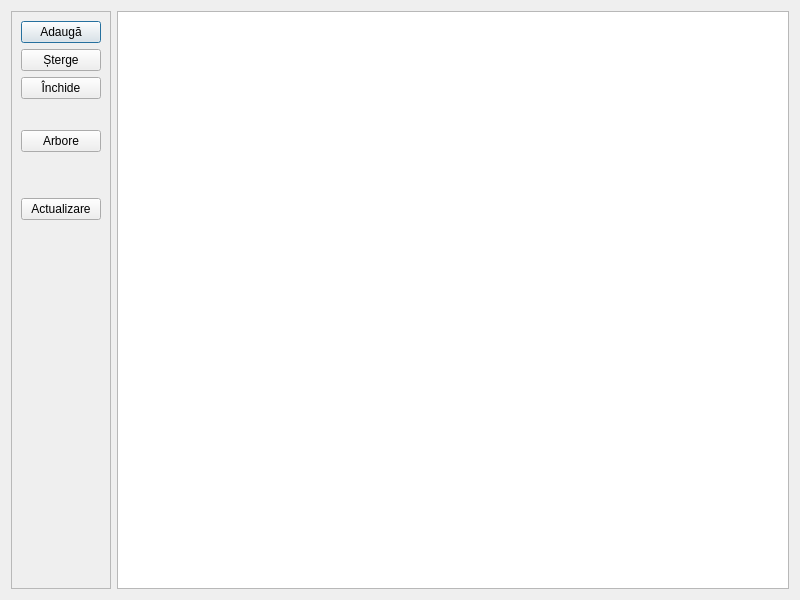
Above: catalogs/catforsqltablemodel.ui from debalex77/USG before the change. Below: the same form after it.
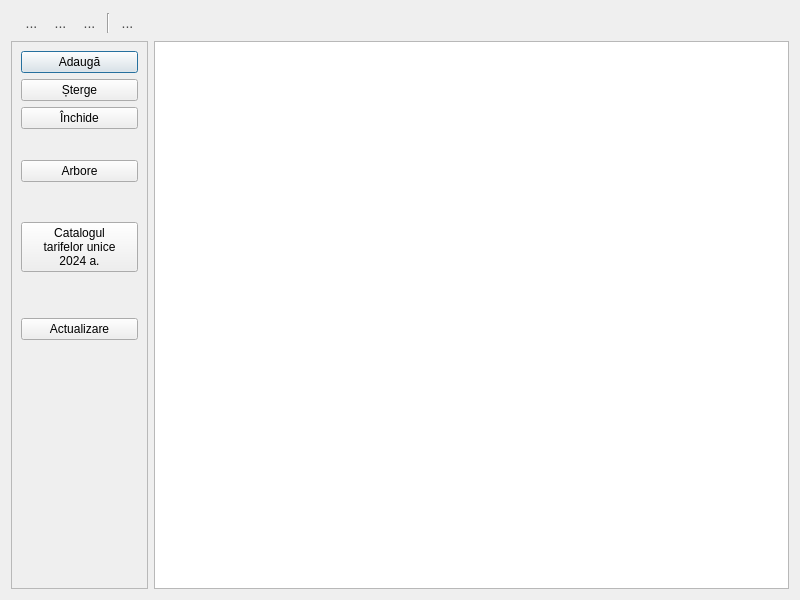
That is the form after the change. Icons and pictures are not drawn.

```diff
--- a/catalogs/catforsqltablemodel.ui
+++ b/catalogs/catforsqltablemodel.ui
@@ -10,10 +10,151 @@
     <height>600</height>
    </rect>
   </property>
+  <property name="font">
+   <font>
+    <family>Segoe UI</family>
+   </font>
+  </property>
   <property name="windowTitle">
    <string>Dialog</string>
   </property>
   <layout class="QGridLayout" name="gridLayout">
+   <item row="0" column="0" colspan="2">
+    <widget class="QWidget" name="layoutToolBar" native="true">
+     <layout class="QGridLayout" name="gridLayout_2">
+      <property name="topMargin">
+       <number>2</number>
+      </property>
+      <property name="bottomMargin">
+       <number>2</number>
+      </property>
+      <item row="0" column="0">
+       <widget class="QToolButton" name="btnBarAdd">
+        <property name="styleSheet">
+         <string notr="true">QToolButton {
+    border: none;
+    background-color: transparent;
+    color: #4a4a4a;
+    font-size: 14px;
+}
+QToolButton:hover {
+    background-color: #f0f0f0;
+    color: #000000;
+}
+QToolButton:pressed {
+    background-color: #dcdcdc;
+}</string>
+        </property>
+        <property name="text">
+         <string>...</string>
+        </property>
+        <property name="icon">
+         <iconset resource="../resource.qrc">
+          <normaloff>:/img/add_x32.png</normaloff>:/img/add_x32.png</iconset>
+        </property>
+       </widget>
+      </item>
+      <item row="0" column="1">
+       <widget class="QToolButton" name="btnBarEdit">
+        <property name="styleSheet">
+         <string notr="true">QToolButton {
+    border: none;
+    background-color: transparent;
+    color: #4a4a4a;
+    font-size: 14px;
+}
+QToolButton:hover {
+    background-color: #f0f0f0;
+    color: #000000;
+}
+QToolButton:pressed {
+    background-color: #dcdcdc;
+}</string>
+        </property>
+        <property name="text">
+         <string>...</string>
+        </property>
+        <property name="icon">
+         <iconset resource="../resource.qrc">
+          <normaloff>:/img/write.png</normaloff>:/img/write.png</iconset>
+        </property>
+       </widget>
+      </item>
+      <item row="0" column="2">
+       <widget class="QToolButton" name="btnBarDeletion">
+        <property name="styleSheet">
+         <string notr="true">QToolButton {
+    border: none;
+    background-color: transparent;
+    color: #4a4a4a;
+    font-size: 14px;
+}
+QToolButton:hover {
+    background-color: #f0f0f0;
+    color: #000000;
+}
+QToolButton:pressed {
+    background-color: #dcdcdc;
+}</string>
+        </property>
+        <property name="text">
+         <string>...</string>
+        </property>
+        <property name="icon">
+         <iconset resource="../resource.qrc">
+          <normaloff>:/img/clear_x32.png</normaloff>:/img/clear_x32.png</iconset>
+        </property>
+       </widget>
+      </item>
+      <item row="0" column="3">
+       <widget class="Line" name="line">
+        <property name="orientation">
+         <enum>Qt::Vertical</enum>
+        </property>
+       </widget>
+      </item>
+      <item row="0" column="4">
+       <widget class="QToolButton" name="btnBarUpdateTable">
+        <property name="styleSheet">
+         <string notr="true">QToolButton {
+    border: none;
+    background-color: transparent;
+    color: #4a4a4a;
+    font-size: 14px;
+}
+QToolButton:hover {
+    background-color: #f0f0f0;
+    color: #000000;
+}
+QToolButton:pressed {
+    background-color: #dcdcdc;
+}</string>
+        </property>
+        <property name="text">
+         <string>...</string>
+        </property>
+        <property name="icon">
+         <iconset resource="../resource.qrc">
+          <normaloff>:/img/update_x32.png</normaloff>:/img/update_x32.png</iconset>
+        </property>
+       </widget>
+      </item>
+      <item row="0" column="5">
+       <spacer name="horizontalSpacer">
+        <property name="orientation">
+         <enum>Qt::Horizontal</enum>
+        </property>
+        <property name="sizeHint" stdset="0">
+         <size>
+          <width>614</width>
+          <height>20</height>
+         </size>
+        </property>
+       </spacer>
+      </item>
+     </layout>
+    </widget>
+   </item>
    <item row="1" column="0">
     <widget class="QFrame" name="frameBtn">
      <property name="frameShape">
@@ -25,6 +166,12 @@
      <layout class="QVBoxLayout" name="verticalLayout_2">
       <item>
        <widget class="QPushButton" name="btnAdd">
+        <property name="minimumSize">
+         <size>
+          <width>117</width>
+          <height>0</height>
+         </size>
+        </property>
         <property name="text">
          <string>Adaugă</string>
         </property>
@@ -36,6 +183,12 @@
       </item>
       <item>
        <widget class="QPushButton" name="btnMarkDeletion">
+        <property name="minimumSize">
+         <size>
+          <width>117</width>
+          <height>0</height>
+         </size>
+        </property>
         <property name="text">
          <string>Șterge</string>
         </property>
@@ -47,6 +200,12 @@
       </item>
       <item>
        <widget class="QPushButton" name="btnClose">
+        <property name="minimumSize">
+         <size>
+          <width>117</width>
+          <height>0</height>
+         </size>
+        </property>
         <property name="text">
          <string>Închide</string>
         </property>
@@ -74,6 +233,12 @@
       </item>
       <item>
        <widget class="QPushButton" name="btnGroupInvestigation">
+        <property name="minimumSize">
+         <size>
+          <width>117</width>
+          <height>0</height>
+         </size>
+        </property>
         <property name="text">
          <string>Arbore</string>
         </property>
@@ -83,6 +248,31 @@
         </property>
        </widget>
       </item>
+      <item>
+       <spacer name="verticalSpacer_4">
+        <property name="orientation">
+         <enum>Qt::Vertical</enum>
+        </property>
+        <property name="sizeType">
+         <enum>QSizePolicy::Preferred</enum>
+        </property>
+        <property name="sizeHint" stdset="0">
+         <size>
+          <width>20</width>
+          <height>34</height>
+         </size>
+        </property>
+       </spacer>
+      </item>
+      <item>
+       <widget class="QPushButton" name="btnCatalogCost">
+        <property name="text">
+         <string>Catalogul 
+tarifelor unice
+2024 a.</string>
+        </property>
+       </widget>
+      </item>
       <item>
        <spacer name="verticalSpacer_3">
         <property name="orientation">
@@ -101,6 +291,12 @@
       </item>
       <item>
        <widget class="QPushButton" name="btnUpdate">
+        <property name="minimumSize">
+         <size>
+          <width>117</width>
+          <height>0</height>
+         </size>
+        </property>
         <property name="text">
          <string>Actualizare</string>
         </property>
@@ -129,9 +325,6 @@
    <item row="1" column="1">
     <widget class="QTableView" name="tableView"/>
    </item>
-   <item row="0" column="0" colspan="2">
-    <layout class="QHBoxLayout" name="layoutToolBar"/>
-   </item>
   </layout>
  </widget>
  <resources>
```
